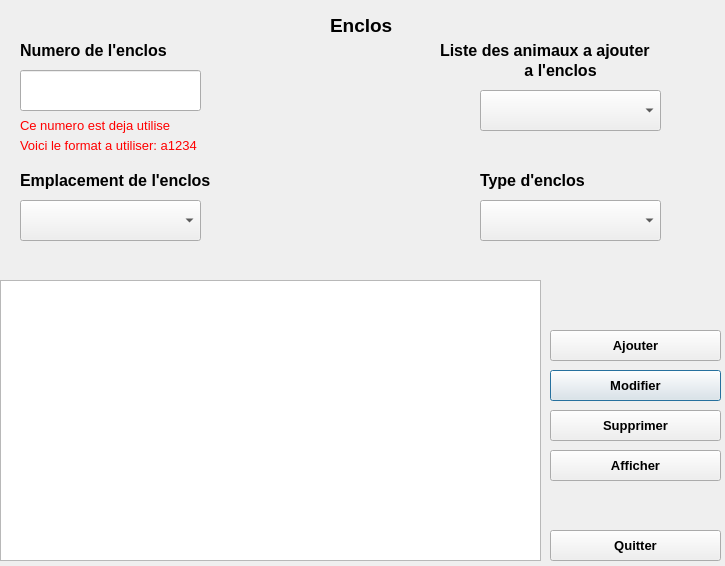
jlebelj/Exam-_zoo, file pop_enclos.ui: the form before one commit.
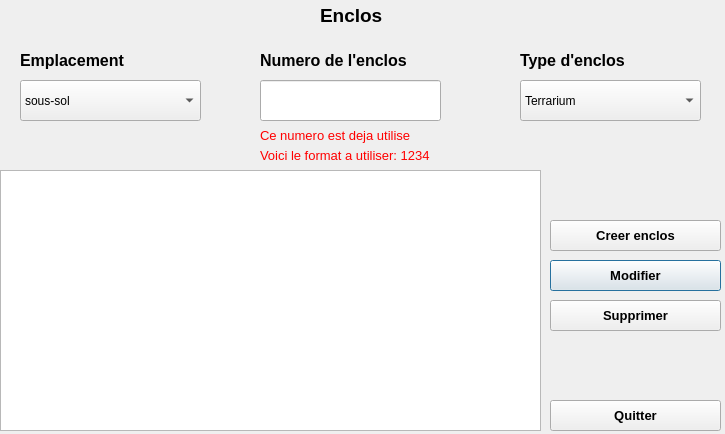
The form after the commit.

Commit message: pop enclos termine

Diff of the .ui file:
```diff
--- a/pop_enclos.ui
+++ b/pop_enclos.ui
@@ -7,7 +7,7 @@
     <x>0</x>
     <y>0</y>
     <width>725</width>
-    <height>566</height>
+    <height>434</height>
    </rect>
   </property>
   <property name="windowTitle">
@@ -19,8 +19,8 @@
    </property>
    <property name="geometry">
     <rect>
-     <x>20</x>
-     <y>130</y>
+     <x>260</x>
+     <y>140</y>
      <width>241</width>
      <height>31</height>
     </rect>
@@ -33,14 +33,14 @@
     </font>
    </property>
    <property name="text">
-    <string>&lt;html&gt;&lt;head/&gt;&lt;body&gt;&lt;p&gt;&lt;span style=&quot; color:#ff0000;&quot;&gt;Voici le format a utiliser: a1234&lt;/span&gt;&lt;/p&gt;&lt;/body&gt;&lt;/html&gt;</string>
+    <string>&lt;html&gt;&lt;head/&gt;&lt;body&gt;&lt;p&gt;&lt;span style=&quot; color:#ff0000;&quot;&gt;Voici le format a utiliser: 1234&lt;/span&gt;&lt;/p&gt;&lt;/body&gt;&lt;/html&gt;</string>
    </property>
   </widget>
   <widget class="QLabel" name="l_num_r">
    <property name="geometry">
     <rect>
-     <x>20</x>
-     <y>40</y>
+     <x>260</x>
+     <y>50</y>
      <width>211</width>
      <height>21</height>
     </rect>
@@ -59,8 +59,8 @@
   <widget class="QLineEdit" name="line_num_r">
    <property name="geometry">
     <rect>
-     <x>20</x>
-     <y>70</y>
+     <x>260</x>
+     <y>80</y>
      <width>181</width>
      <height>41</height>
     </rect>
@@ -77,18 +77,38 @@
   <widget class="QComboBox" name="CB_type_enclos_e">
    <property name="geometry">
     <rect>
-     <x>480</x>
-     <y>200</y>
+     <x>520</x>
+     <y>80</y>
      <width>181</width>
      <height>41</height>
     </rect>
    </property>
+   <item>
+    <property name="text">
+     <string>Terrarium</string>
+    </property>
+   </item>
+   <item>
+    <property name="text">
+     <string>Aquarium</string>
+    </property>
+   </item>
+   <item>
+    <property name="text">
+     <string>Enclos a ciel ouvert</string>
+    </property>
+   </item>
+   <item>
+    <property name="text">
+     <string>Voliere</string>
+    </property>
+   </item>
   </widget>
   <widget class="QLabel" name="l_enclos_e">
    <property name="geometry">
     <rect>
-     <x>480</x>
-     <y>170</y>
+     <x>520</x>
+     <y>50</y>
      <width>181</width>
      <height>21</height>
     </rect>
@@ -110,8 +130,8 @@
    </property>
    <property name="geometry">
     <rect>
-     <x>20</x>
-     <y>110</y>
+     <x>260</x>
+     <y>120</y>
      <width>201</width>
      <height>31</height>
     </rect>
@@ -130,8 +150,8 @@
   <widget class="QLabel" name="l_num_r_2">
    <property name="geometry">
     <rect>
-     <x>330</x>
-     <y>10</y>
+     <x>320</x>
+     <y>0</y>
      <width>81</width>
      <height>31</height>
     </rect>
@@ -147,52 +167,37 @@
     <string>Enclos</string>
    </property>
   </widget>
-  <widget class="QComboBox" name="CB_lst_animaux_e">
-   <property name="geometry">
-    <rect>
-     <x>480</x>
-     <y>90</y>
-     <width>181</width>
-     <height>41</height>
-    </rect>
-   </property>
-  </widget>
-  <widget class="QLabel" name="l_enclos_r_2">
-   <property name="geometry">
-    <rect>
-     <x>440</x>
-     <y>40</y>
-     <width>281</width>
-     <height>21</height>
-    </rect>
-   </property>
-   <property name="font">
-    <font>
-     <pointsize>12</pointsize>
-     <weight>75</weight>
-     <bold>true</bold>
-    </font>
-   </property>
-   <property name="text">
-    <string>Liste des animaux a ajouter</string>
-   </property>
-  </widget>
   <widget class="QComboBox" name="CB_emplacement_e">
    <property name="geometry">
     <rect>
      <x>20</x>
-     <y>200</y>
+     <y>80</y>
      <width>181</width>
      <height>41</height>
     </rect>
    </property>
+   <item>
+    <property name="text">
+     <string>sous-sol</string>
+    </property>
+   </item>
+   <item>
+    <property name="text">
+     <string>premier etage</string>
+    </property>
+   </item>
+   <item>
+    <property name="text">
+     <string>deuxieme etage</string>
+    </property>
+   </item>
   </widget>
   <widget class="QLabel" name="l_emplacement_e">
    <property name="geometry">
     <rect>
      <x>20</x>
-     <y>170</y>
-     <width>261</width>
+     <y>50</y>
+     <width>141</width>
      <height>21</height>
     </rect>
    </property>
@@ -204,34 +209,14 @@
     </font>
    </property>
    <property name="text">
-    <string>Emplacement de l'enclos</string>
-   </property>
-  </widget>
-  <widget class="QLabel" name="l_enclos_r_4">
-   <property name="geometry">
-    <rect>
-     <x>520</x>
-     <y>60</y>
-     <width>101</width>
-     <height>21</height>
-    </rect>
-   </property>
-   <property name="font">
-    <font>
-     <pointsize>12</pointsize>
-     <weight>75</weight>
-     <bold>true</bold>
-    </font>
-   </property>
-   <property name="text">
-    <string> a l'enclos</string>
+    <string>Emplacement </string>
    </property>
   </widget>
   <widget class="QPushButton" name="BT_modifier_e">
    <property name="geometry">
     <rect>
      <x>550</x>
-     <y>370</y>
+     <y>260</y>
      <width>171</width>
      <height>31</height>
     </rect>
@@ -251,7 +236,7 @@
    <property name="geometry">
     <rect>
      <x>550</x>
-     <y>410</y>
+     <y>300</y>
      <width>171</width>
      <height>31</height>
     </rect>
@@ -271,9 +256,9 @@
    <property name="geometry">
     <rect>
      <x>0</x>
-     <y>280</y>
+     <y>170</y>
      <width>541</width>
-     <height>281</height>
+     <height>261</height>
     </rect>
    </property>
   </widget>
@@ -281,7 +266,7 @@
    <property name="geometry">
     <rect>
      <x>550</x>
-     <y>330</y>
+     <y>220</y>
      <width>171</width>
      <height>31</height>
     </rect>
@@ -294,34 +279,14 @@
     </font>
    </property>
    <property name="text">
-    <string>Ajouter</string>
-   </property>
-  </widget>
-  <widget class="QPushButton" name="BT_supprimer_e_2">
-   <property name="geometry">
-    <rect>
-     <x>550</x>
-     <y>450</y>
-     <width>171</width>
-     <height>31</height>
-    </rect>
-   </property>
-   <property name="font">
-    <font>
-     <pointsize>10</pointsize>
-     <weight>75</weight>
-     <bold>true</bold>
-    </font>
-   </property>
-   <property name="text">
-    <string>Afficher</string>
+    <string>Creer enclos</string>
    </property>
   </widget>
   <widget class="QPushButton" name="BT_quitter_e">
    <property name="geometry">
     <rect>
      <x>550</x>
-     <y>530</y>
+     <y>400</y>
      <width>171</width>
      <height>31</height>
     </rect>
```
Left out of the diff: 4 changed lines with no effect on the pictures. The commit also changes 15 other files.
